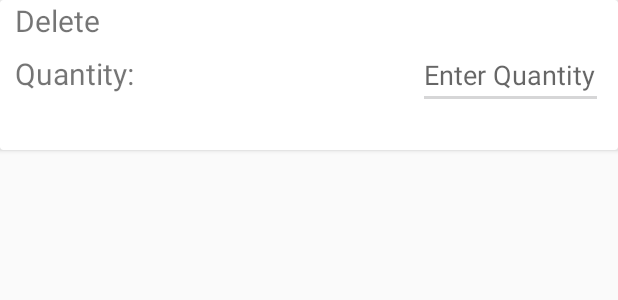
After one commit to authoritydmc/payTap_Merchant, an Android app: the layout dialogue_cardview.xml on its own in the app's theme, with its tools: preview values and no code run, on a phone screen of 412 x 824 dp. The commit adds this screen. Shown: the top 300 px of the screen. Run offline under Robolectric (Android 15) with nearby library versions, the phone set to English and light mode, and no system bars.

Commit message:
Added : Dialog to CardView for delete and change qty

```diff
--- a/app/src/main/res/layout/cardview_itemdetails.xml
+++ b/app/src/main/res/layout/cardview_itemdetails.xml
@@ -6,7 +6,7 @@
     android:id="@+id/cardView_root"
     app:cardCornerRadius="8dp"
     android:elevation="8dp"
-    android:layout_margin="10dp">
+    android:layout_marginBottom="4dp" >
 
 <LinearLayout
     android:layout_width="match_parent"
@@ -28,7 +28,7 @@
         />
 
     <TextView
-        android:id="@+id/cardview_itmqty"
+        android:id="@+id/cardview_itmcode"
         android:layout_width="match_parent"
         android:layout_height="wrap_content"
         android:text="ItemCode:"
--- /dev/null
+++ b/app/src/main/res/layout/dialogue_cardview.xml
@@ -0,0 +1,50 @@
+<?xml version="1.0" encoding="utf-8"?>
+<androidx.cardview.widget.CardView android:layout_height="100dp"
+    xmlns:android="http://schemas.android.com/apk/res/android"
+    android:padding="10dp"
+    android:layout_width="match_parent"
+    >
+
+   <LinearLayout
+       android:layout_width="match_parent"
+       android:layout_height="wrap_content"
+       android:orientation="vertical">
+    <TextView
+        android:layout_width="match_parent"
+        android:layout_height="wrap_content"
+        android:textSize="20sp"
+        android:layout_marginStart="10dp"
+        android:text="Delete"
+        android:id="@+id/dialog_delete"/>
+
+        android:layout_width="wrap_content"
+        android:layout_height="wrap_content">
+   <LinearLayout
+       android:layout_marginStart="10dp"
+       android:layout_width="match_parent"
+       android:layout_height="wrap_content"
+       android:orientation="horizontal">
+       <TextView
+           android:layout_width="wrap_content"
+           android:layout_height="wrap_content"
+           android:text="Quantity:"
+           android:textSize="20sp"/>
+       <View
+           android:layout_width="wrap_content"
+           android:layout_height="wrap_content"
+           android:layout_weight="8"/>
+       <EditText
+           android:layout_width="150dp"
+           android:layout_marginEnd="10dp"
+           android:layout_height="wrap_content"
+           android:hint="Enter Quantity "
+           android:inputType="numberSigned"
+           android:id="@+id/dialog_qty_editText"
+           android:layout_weight="1"/>
+
+
+
+   </LinearLayout>
+
+   </LinearLayout>
+    </androidx.cardview.widget.CardView>
```
Also changed, not shown: app/src/main/java/com/vastgk/paytapmercent/ItemRecyclerAdapter.java (+62 -7 lines), app/src/main/java/com/vastgk/paytapmercent/MainActivity.java (+17 -3 lines).
